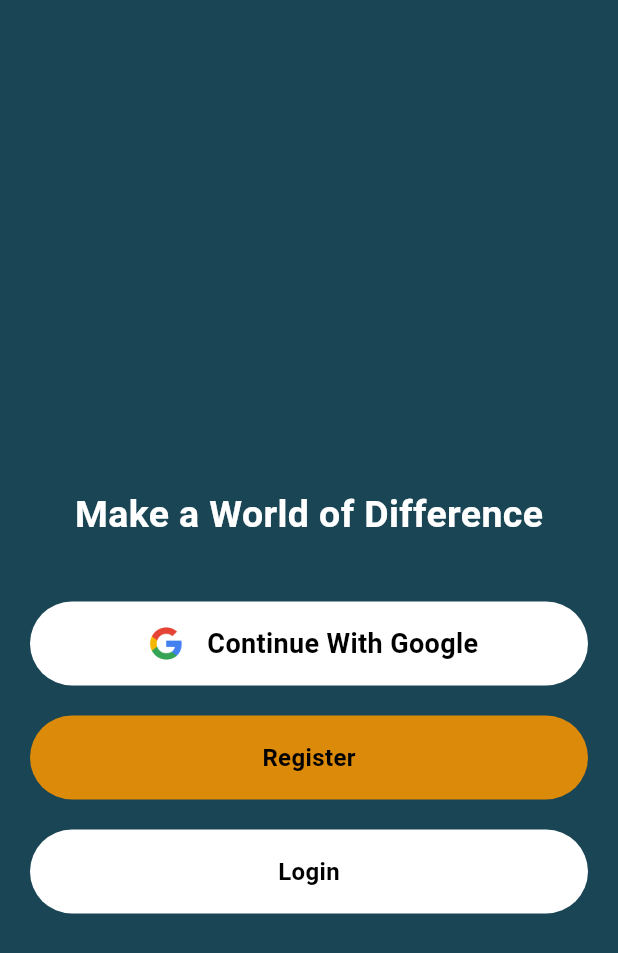
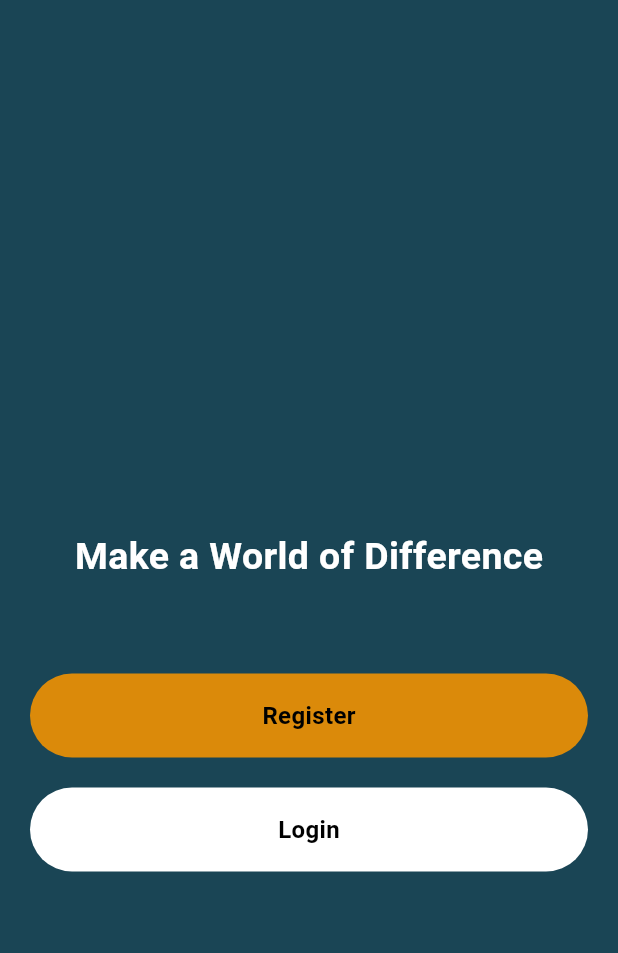
Before and after one commit to SayedRizwan/Bank_App, a Flutter app: the screen it shows after launch, on a phone screen of 412 x 824 dp. Shown: the top 953 px of the screen. Run offline on Flutter 3.47's test engine with Material 3 defaults, Android fonts, the phone set to English and light mode, and no system bars; our stand-ins replace firebase_core, flutter_screenutil, get; accounts and stored records are empty; Roboto replaces fonts that are missing (Poppins).

Commit message:
updated
uofsdkl

```diff
--- a/lib/ui/screens/welcome_screen.dart
+++ b/lib/ui/screens/welcome_screen.dart
@@ -42,10 +42,12 @@ class WelcomeScreen extends StatelessWidget {
                 ///
                 /// Soacial Button
                 ///
-                _PressableButton(
-                    image: AppAssets.google,
-                    text: "Continue With Google",
-                    onPressed: () {}),
+                // _PressableButton(
+                //     image: AppAssets.google,
+                //     text: "Continue With Google",
+                //     onPressed: () {
+                //       print("google preessed");
+                //     }),
 
                 CustomButton(
                   name: "Register",
```
Also changed, not shown: lib/database/mylocaldatabase.dart (added, +83 -0 lines).
